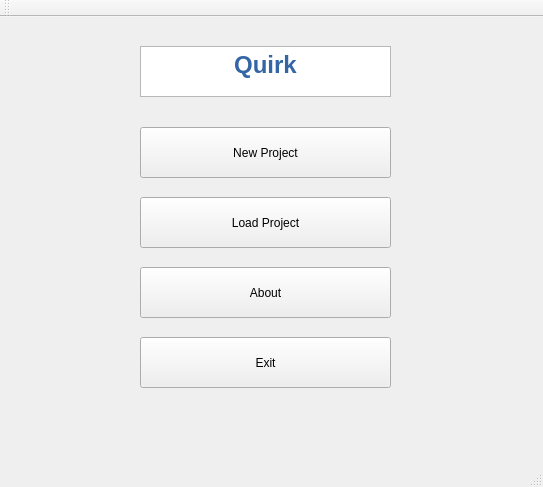
Before: the Qt Designer form mainwindow.ui in EduardoJ123/quirk-master, drawn with Qt 5.
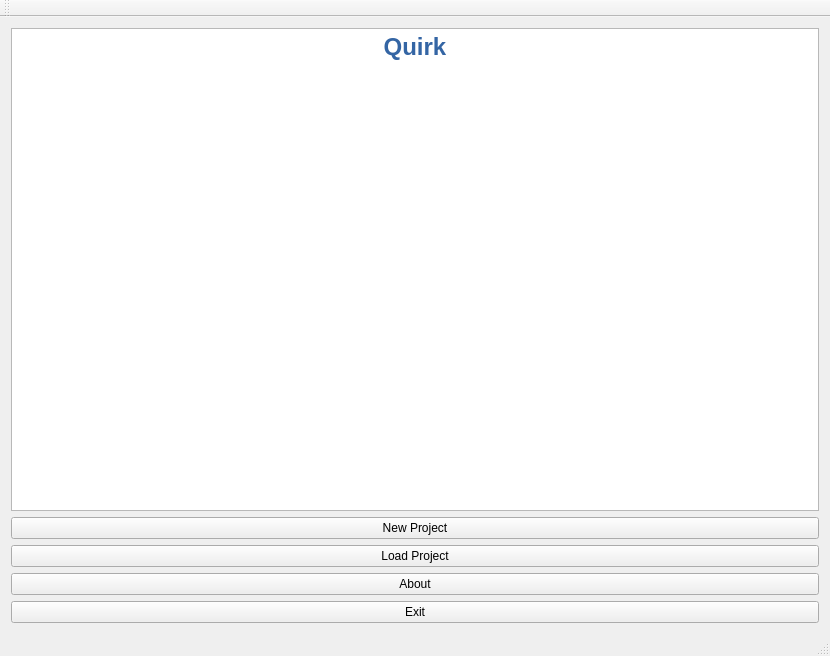
After: the same form once the commit is applied.

Commit message: Create main window layout and gitignore

The edit to the form file:
```diff
--- a/mainwindow.ui
+++ b/mainwindow.ui
@@ -6,83 +6,55 @@
    <rect>
     <x>0</x>
     <y>0</y>
-    <width>543</width>
-    <height>487</height>
+    <width>830</width>
+    <height>656</height>
    </rect>
   </property>
   <property name="windowTitle">
    <string>MainWindow</string>
   </property>
   <widget class="QWidget" name="centralWidget">
-   <widget class="QPushButton" name="pushButton_New">
-    <property name="geometry">
-     <rect>
-      <x>140</x>
-      <y>110</y>
-      <width>251</width>
-      <height>51</height>
-     </rect>
-    </property>
-    <property name="text">
-     <string>New Project</string>
-    </property>
-   </widget>
-   <widget class="QPushButton" name="pushButton_Load">
-    <property name="geometry">
-     <rect>
-      <x>140</x>
-      <y>180</y>
-      <width>251</width>
-      <height>51</height>
-     </rect>
-    </property>
-    <property name="text">
-     <string>Load Project</string>
-    </property>
-   </widget>
-   <widget class="QPushButton" name="pushButton_About">
-    <property name="geometry">
-     <rect>
-      <x>140</x>
-      <y>250</y>
-      <width>251</width>
-      <height>51</height>
-     </rect>
-    </property>
-    <property name="text">
-     <string>About</string>
-    </property>
-   </widget>
-   <widget class="QTextEdit" name="textEdit">
-    <property name="geometry">
-     <rect>
-      <x>140</x>
-      <y>29</y>
-      <width>251</width>
-      <height>51</height>
-     </rect>
-    </property>
-    <property name="html">
-     <string>&lt;!DOCTYPE HTML PUBLIC &quot;-//W3C//DTD HTML 4.0//EN&quot; &quot;http://www.w3.org/TR/REC-html40/strict.dtd&quot;&gt;
+   <layout class="QVBoxLayout" name="verticalLayout">
+    <item>
+     <widget class="QTextEdit" name="textEdit">
+      <property name="html">
+       <string>&lt;!DOCTYPE HTML PUBLIC &quot;-//W3C//DTD HTML 4.0//EN&quot; &quot;http://www.w3.org/TR/REC-html40/strict.dtd&quot;&gt;
 &lt;html&gt;&lt;head&gt;&lt;meta name=&quot;qrichtext&quot; content=&quot;1&quot; /&gt;&lt;style type=&quot;text/css&quot;&gt;
 p, li { white-space: pre-wrap; }
 &lt;/style&gt;&lt;/head&gt;&lt;body style=&quot; font-family:'Open Sans'; font-size:9pt; font-weight:400; font-style:normal;&quot;&gt;
 &lt;p align=&quot;center&quot; style=&quot; margin-top:0px; margin-bottom:0px; margin-left:0px; margin-right:0px; -qt-block-indent:0; text-indent:0px;&quot;&gt;&lt;span style=&quot; font-size:18pt; font-weight:600; color:#3465a4;&quot;&gt;Quirk&lt;/span&gt;&lt;/p&gt;&lt;/body&gt;&lt;/html&gt;</string>
-    </property>
-   </widget>
-   <widget class="QPushButton" name="pushButton_Exit">
-    <property name="geometry">
-     <rect>
-      <x>140</x>
-      <y>320</y>
-      <width>251</width>
-      <height>51</height>
-     </rect>
-    </property>
-    <property name="text">
-     <string>Exit</string>
-    </property>
-   </widget>
+      </property>
+     </widget>
+    </item>
+    <item>
+     <widget class="QPushButton" name="pushButton_New">
+      <property name="text">
+       <string>New Project</string>
+      </property>
+     </widget>
+    </item>
+    <item>
+     <widget class="QPushButton" name="pushButton_Load">
+      <property name="text">
+       <string>Load Project</string>
+      </property>
+     </widget>
+    </item>
+    <item>
+     <widget class="QPushButton" name="pushButton_About">
+      <property name="text">
+       <string>About</string>
+      </property>
+     </widget>
+    </item>
+    <item>
+     <widget class="QPushButton" name="pushButton_Exit">
+      <property name="text">
+       <string>Exit</string>
+      </property>
+     </widget>
+    </item>
+   </layout>
   </widget>
   <widget class="QMenuBar" name="menuBar">
    <property name="geometry">
```
Left out of the diff: 21 changed lines with no effect on the pictures. The commit also changes 3 other files.
